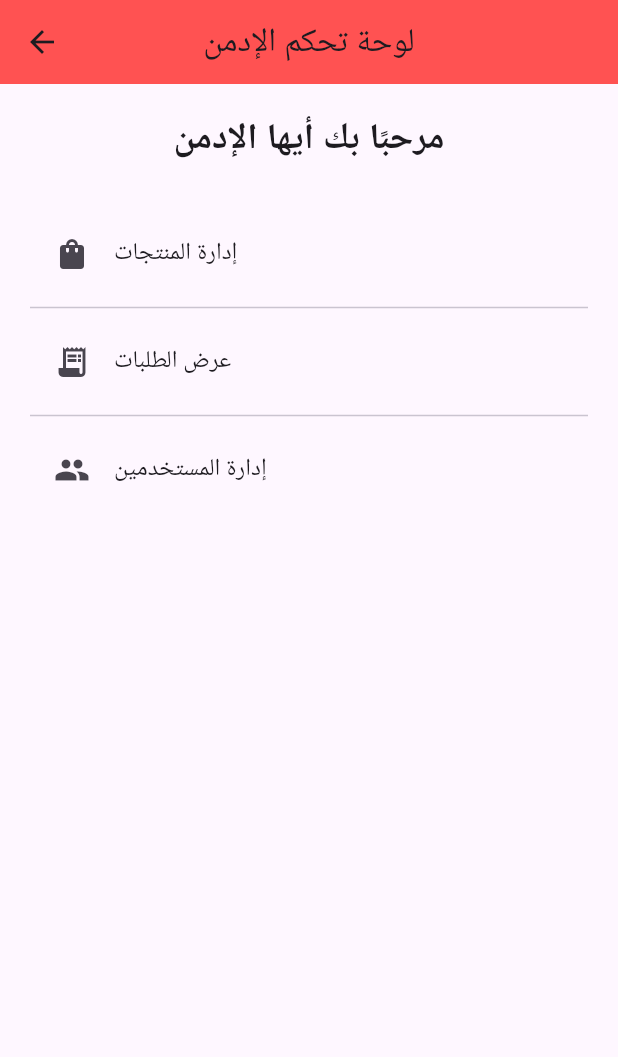
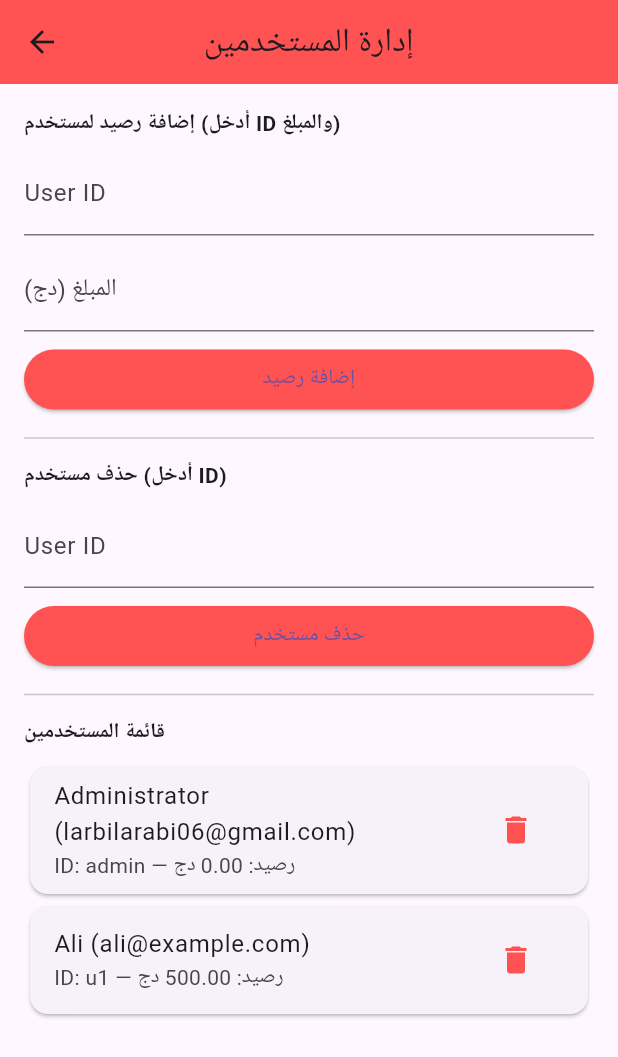
Before and after one commit to Larbi141414/ecommerce, a Flutter app: the AdminScreen screen opened by its route, after a tap on "إدارة المستخدمين", on a phone screen of 412 x 824 dp. Shown: the top 1057 px of the screen. Run offline on Flutter 3.47's test engine with Material 3 defaults, Android fonts, the phone set to English and light mode, and no system bars.

```diff
--- a/lib/main.dart
+++ b/lib/main.dart
@@ -1,13 +1,20 @@
 import 'package:flutter/material.dart';
+import 'package:provider/provider.dart';
 
-// صفحات البداية والتسجيل وتسجيل الدخول
+// صفحات المستخدم
 import 'screens/auth/welcome_screen.dart';
 import 'screens/auth/register_screen.dart';
 import 'screens/auth/login_screen.dart';
+import 'screens/user/user_home.dart';
 
-// صفحات الإدمن والمستخدم
+// صفحات الإدمن
 import 'screens/admin/admin_screen.dart';
-import 'screens/user/user_home.dart';
+import 'screens/admin/user_management_screen.dart';
+import 'screens/admin/product_management_screen.dart';
+
+// الـ Providers
+import 'providers/user_provider.dart';
+import 'providers/product_provider.dart';
 
 void main() {
   runApp(const MyApp());
@@ -18,20 +25,28 @@ class MyApp extends StatelessWidget {
 
   @override
   Widget build(BuildContext context) {
-    return MaterialApp(
+    return MultiProvider(
+      providers: [
+        ChangeNotifierProvider(create: (_) => UserProvider()),
+        ChangeNotifierProvider(create: (_) => ProductProvider()),
+      ],
+      child: MaterialApp(
         debugShowCheckedModeBanner: false,
         title: 'DZ SHOPING',
-      theme: ThemeData(
-        primarySwatch: Colors.teal,
-      ),
+        theme: ThemeData(primarySwatch: Colors.teal),
         initialRoute: '/',
         routes: {
           '/': (context) => const WelcomeScreen(),
           '/register': (context) => const RegisterScreen(),
           '/login': (context) => const LoginScreen(),
-        '/admin': (context) => const AdminScreen(), // صفحة الإدمن
-        '/user_home': (context) => const UserHome(), // صفحة المستخدم
+          '/user_home': (context) => const UserHome(),
+
+          // مسارات الإدمن
+          '/admin': (context) => const AdminScreen(),
+          '/admin/users': (context) => const UserManagementScreen(),
+          '/admin/products': (context) => const ProductManagementScreen(),
         },
+      ),
     );
   }
 }
--- /dev/null
+++ b/lib/models/product.dart
@@ -0,0 +1,13 @@
+class Product {
+  String id;
+  String name;
+  double price;
+  String? imageUrl;
+
+  Product({
+    required this.id,
+    required this.name,
+    required this.price,
+    this.imageUrl,
+  });
+}
--- /dev/null
+++ b/lib/models/user.dart
@@ -0,0 +1,15 @@
+class AppUser {
+  String id;
+  String name;
+  String email;
+  String password;
+  double balance;
+
+  AppUser({
+    required this.id,
+    required this.name,
+    required this.email,
+    required this.password,
+    this.balance = 0.0,
+  });
+}
--- /dev/null
+++ b/lib/providers/user_provider.dart
@@ -0,0 +1,72 @@
+import 'package:flutter/foundation.dart';
+import '../models/user.dart';
+
+class UserProvider extends ChangeNotifier {
+  final List<AppUser> _users = [
+    // حساب الإدمن الافتراضي (للتجربة)
+    AppUser(
+      id: 'admin',
+      name: 'Administrator',
+      email: 'larbilarabi06@gmail.com',
+      password: 'Miral1992Miro',
+      balance: 0.0,
+    ),
+    // مستخدم تجريبي
+    AppUser(
+      id: 'u1',
+      name: 'Ali',
+      email: 'ali@example.com',
+      password: 'pass123',
+      balance: 500.0,
+    ),
+  ];
+
+  List<AppUser> get users => List.unmodifiable(_users);
+
+  AppUser? getById(String id) {
+    try {
+      return _users.firstWhere((u) => u.id == id);
+    } catch (e) {
+      return null;
+    }
+  }
+
+  AppUser? getByEmail(String email) {
+    try {
+      return _users.firstWhere((u) => u.email == email);
+    } catch (e) {
+      return null;
+    }
+  }
+
+  AppUser? authenticate(String email, String password) {
+    try {
+      return _users.firstWhere((u) => u.email == email && u.password == password);
+    } catch (e) {
+      return null;
+    }
+  }
+
+  bool addUser(AppUser user) {
+    if (getById(user.id) != null || getByEmail(user.email) != null) return false;
+    _users.add(user);
+    notifyListeners();
+    return true;
+  }
+
+  bool deleteUser(String id) {
+    final idx = _users.indexWhere((u) => u.id == id);
+    if (idx == -1) return false;
+    _users.removeAt(idx);
+    notifyListeners();
+    return true;
+  }
+
+  bool addBalance(String id, double amount) {
+    final user = getById(id);
+    if (user == null) return false;
+    user.balance += amount;
+    notifyListeners();
+    return true;
+  }
+}
--- a/lib/screens/admin/admin_screen.dart
+++ b/lib/screens/admin/admin_screen.dart
@@ -7,44 +7,41 @@ class AdminScreen extends StatelessWidget {
   Widget build(BuildContext context) {
     return Scaffold(
       appBar: AppBar(
-        title: const Text("لوحة تحكم الإدمن"),
+        title: const Text('لوحة تحكم الإدمن'),
         backgroundColor: Colors.redAccent,
         centerTitle: true,
       ),
-      body: ListView(
-        padding: const EdgeInsets.all(20),
-        children: [
-          const Center(
-            child: Text(
-              "مرحبًا بك أيها الإدمن",
-              style: TextStyle(fontSize: 24, fontWeight: FontWeight.bold),
+      body: Padding(
+        padding: const EdgeInsets.all(16),
+        child: Column(
+          children: [
+            ElevatedButton.icon(
+              icon: const Icon(Icons.people),
+              label: const Text('إدارة المستخدمين'),
+              style: ElevatedButton.styleFrom(backgroundColor: Colors.redAccent),
+              onPressed: () => Navigator.pushNamed(context, '/admin/users'),
             ),
-          ),
-          const SizedBox(height: 30),
-          ListTile(
-            leading: const Icon(Icons.shopping_bag),
-            title: const Text('إدارة المنتجات'),
-            onTap: () {
-              // انتقل لصفحة إدارة المنتجات
-            },
-          ),
-          const Divider(),
-          ListTile(
-            leading: const Icon(Icons.receipt_long),
-            title: const Text('عرض الطلبات'),
-            onTap: () {
-              // انتقل لصفحة عرض الطلبات
-            },
-          ),
-          const Divider(),
-          ListTile(
-            leading: const Icon(Icons.people),
-            title: const Text('إدارة المستخدمين'),
-            onTap: () {
-              // انتقل لصفحة إدارة المستخدمين
-            },
-          ),
-        ],
+            const SizedBox(height: 12),
+            ElevatedButton.icon(
+              icon: const Icon(Icons.inventory_2),
+              label: const Text('إدارة المنتجات'),
+              style: ElevatedButton.styleFrom(backgroundColor: Colors.redAccent),
+              onPressed: () => Navigator.pushNamed(context, '/admin/products'),
+            ),
+            const SizedBox(height: 12),
+            ElevatedButton.icon(
+              icon: const Icon(Icons.receipt_long),
+              label: const Text('عرض الطلبات (مؤقت)'),
+              style: ElevatedButton.styleFrom(backgroundColor: Colors.redAccent),
+              onPressed: () {
+                // هنا يمكنك فتح شاشة الطلبات لاحقًا
+                ScaffoldMessenger.of(context).showSnackBar(
+                  const SnackBar(content: Text('واجهة الطلبات ستكون هنا')),
+                );
+              },
+            ),
+          ],
+        ),
       ),
     );
   }
--- /dev/null
+++ b/lib/screens/admin/user_management_screen.dart
@@ -0,0 +1,119 @@
+import 'package:flutter/material.dart';
+import 'package:provider/provider.dart';
+import '../../providers/user_provider.dart';
+import '../../models/user.dart';
+
+class UserManagementScreen extends StatefulWidget {
+  const UserManagementScreen({super.key});
+
+  @override
+  State<UserManagementScreen> createState() => _UserManagementScreenState();
+}
+
+class _UserManagementScreenState extends State<UserManagementScreen> {
+  final _idController = TextEditingController();
+  final _amountController = TextEditingController();
+  final _deleteIdController = TextEditingController();
+
+  @override
+  void dispose() {
+    _idController.dispose();
+    _amountController.dispose();
+    _deleteIdController.dispose();
+    super.dispose();
+  }
+
+  @override
+  Widget build(BuildContext context) {
+    final userProv = Provider.of<UserProvider>(context);
+    return Scaffold(
+      appBar: AppBar(
+        title: const Text('إدارة المستخدمين'),
+        backgroundColor: Colors.redAccent,
+        centerTitle: true,
+      ),
+      body: ListView(
+        padding: const EdgeInsets.all(16),
+        children: [
+          const Text('إضافة رصيد لمستخدم (أدخل ID والمبلغ)', style: TextStyle(fontWeight: FontWeight.bold)),
+          const SizedBox(height: 8),
+          TextField(controller: _idController, decoration: const InputDecoration(labelText: 'User ID')),
+          const SizedBox(height: 8),
+          TextField(controller: _amountController, decoration: const InputDecoration(labelText: 'المبلغ (دج)'), keyboardType: TextInputType.number),
+          const SizedBox(height: 8),
+          ElevatedButton(
+            onPressed: () {
+              final id = _idController.text.trim();
+              final amount = double.tryParse(_amountController.text.trim()) ?? -1;
+              if (id.isEmpty || amount <= 0) {
+                ScaffoldMessenger.of(context).showSnackBar(const SnackBar(content: Text('ادخل ID صحيح ومبلغ أكبر من 0')));
+                return;
+              }
+              final ok = userProv.addBalance(id, amount);
+              ScaffoldMessenger.of(context).showSnackBar(SnackBar(content: Text(ok ? 'تم إضافة الرصيد' : 'لم يتم العثور على المستخدم')));
+              if (ok) {
+                _idController.clear();
+                _amountController.clear();
+              }
+            },
+            style: ElevatedButton.styleFrom(backgroundColor: Colors.redAccent),
+            child: const Text('إضافة رصيد'),
+          ),
+          const Divider(height: 30),
+          const Text('حذف مستخدم (أدخل ID)', style: TextStyle(fontWeight: FontWeight.bold)),
+          const SizedBox(height: 8),
+          TextField(controller: _deleteIdController, decoration: const InputDecoration(labelText: 'User ID')),
+          const SizedBox(height: 8),
+          ElevatedButton(
+            onPressed: () {
+              final id = _deleteIdController.text.trim();
+              if (id.isEmpty) {
+                ScaffoldMessenger.of(context).showSnackBar(const SnackBar(content: Text('ادخل ID صحيح')));
+                return;
+              }
+              final ok = userProv.deleteUser(id);
+              ScaffoldMessenger.of(context).showSnackBar(SnackBar(content: Text(ok ? 'تم حذف المستخدم' : 'لم يتم العثور على المستخدم')));
+              if (ok) _deleteIdController.clear();
+            },
+            style: ElevatedButton.styleFrom(backgroundColor: Colors.redAccent),
+            child: const Text('حذف مستخدم'),
+          ),
+          const Divider(height: 30),
+          const Text('قائمة المستخدمين', style: TextStyle(fontWeight: FontWeight.bold)),
+          const SizedBox(height: 8),
+          ...userProv.users.map((u) {
+            return Card(
+              child: ListTile(
+                title: Text('${u.name} (${u.email})'),
+                subtitle: Text('ID: ${u.id} — رصيد: ${u.balance.toStringAsFixed(2)} دج'),
+                trailing: IconButton(
+                  icon: const Icon(Icons.delete, color: Colors.redAccent),
+                  onPressed: () {
+                    // تأكيد الحذف
+                    showDialog(
+                      context: context,
+                      builder: (ctx) => AlertDialog(
+                        title: const Text('تأكيد الحذف'),
+                        content: Text('هل تريد حذف المستخدم ${u.name}?'),
+                        actions: [
+                          TextButton(onPressed: () => Navigator.pop(ctx), child: const Text('إلغاء')),
+                          TextButton(
+                            onPressed: () {
+                              userProv.deleteUser(u.id);
+                              Navigator.pop(ctx);
+                            },
+                            child: const Text('حذف', style: TextStyle(color: Colors.redAccent)),
+                          ),
+                        ],
+                      ),
+                    );
+                  },
+                ),
+              ),
+            );
+          }).toList(),
+        ],
+      ),
+    );
+  }
+}
```
Also changed, not shown: lib/providers/product_provider.dart (added, +33 -0 lines), lib/screens/admin/product_management_screen.dart (added, +124 -0 lines), lib/screens/auth/login_screen.dart (+23 -30 lines), pubspec.yaml (+7 -63 lines), admin/admin_screen.dart (added), admin/manage_products_screen.dart (added), admin/manage_users_screen.dart (added), admin/orders_screen.dart (added), pubspec.lock, user/user_home.dart (added). Lines whose indentation alone changed are shown as unchanged.
